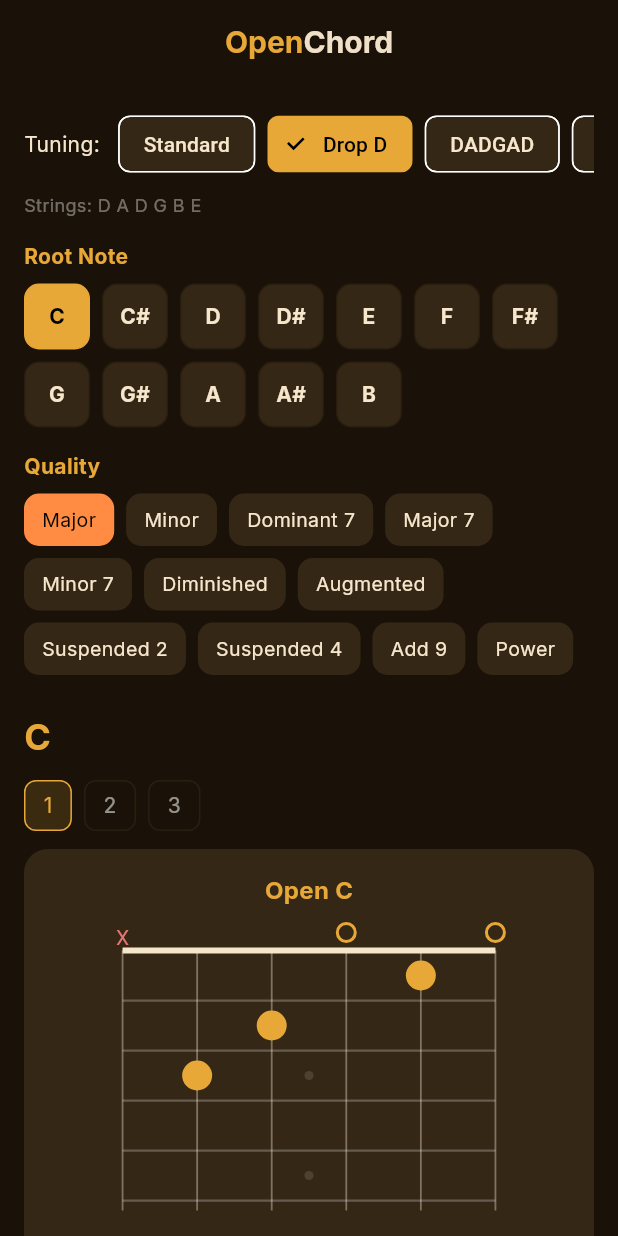
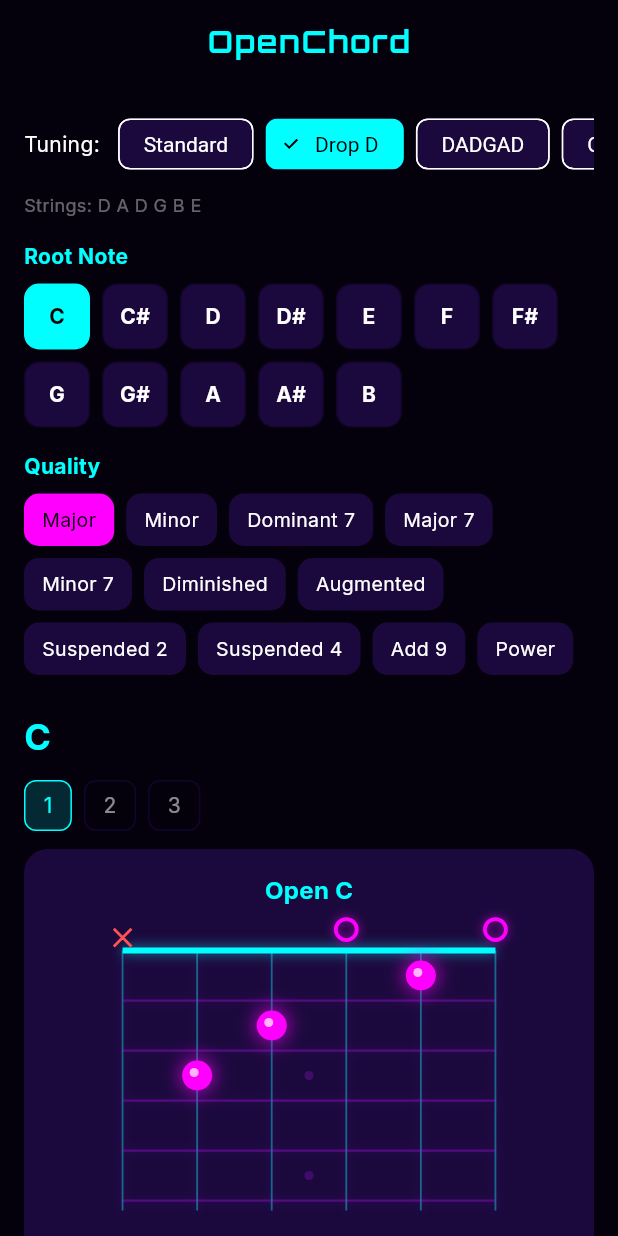
Before and after one commit to synthalorian/Open-Chord, a Flutter app: the screen it shows after launch, after a tap on "Drop D", on a phone screen of 412 x 824 dp. Run offline on Flutter 3.47's test engine with Material 3 defaults, Android fonts, the light colour scheme and no system bars; our stand-ins replace flutter_riverpod, google_fonts, hive_flutter; accounts and stored records are empty.

Commit message:
Synchronizing grid state

```diff
--- a/lib/screens/explorer_screen.dart
+++ b/lib/screens/explorer_screen.dart
@@ -11,12 +11,6 @@ class ExplorerScreen extends ConsumerWidget {
 
   @override
   Widget build(BuildContext context, WidgetRef ref) {
-    final root = ref.watch(selectedRootProvider);
-    final quality = ref.watch(selectedQualityProvider);
-    final chord = ref.watch(currentChordProvider);
-    final voicingIdx = ref.watch(selectedVoicingIndexProvider);
-    final tuning = ref.watch(currentTuningProvider);
-
     return Scaffold(
       appBar: AppBar(
         title: Row(
@@ -27,10 +21,28 @@ class ExplorerScreen extends ConsumerWidget {
           ],
         ),
       ),
-      body: SafeArea(
+      body: const SafeArea(
         child: SingleChildScrollView(
-          padding: const EdgeInsets.all(16),
-          child: Column(
+          padding: EdgeInsets.all(16),
+          child: _ExplorerBody(),
+        ),
+      ),
+    );
+  }
+}
+
+class _ExplorerBody extends ConsumerWidget {
+  const _ExplorerBody();
+
+  @override
+  Widget build(BuildContext context, WidgetRef ref) {
+    final root = ref.watch(selectedRootProvider);
+    final quality = ref.watch(selectedQualityProvider);
+    final chord = ref.watch(currentChordProvider);
+    final voicingIdx = ref.watch(selectedVoicingIndexProvider);
+    final tuning = ref.watch(currentTuningProvider);
+
+    return Column(
       crossAxisAlignment: CrossAxisAlignment.start,
       children: [
         // Tuning selector
@@ -62,7 +74,7 @@ class ExplorerScreen extends ConsumerWidget {
           ],
         ),
         const SizedBox(height: 8),
-              Text('Strings: ${tuning.strings.join(" ")}', style: TextStyle(color: Colors.white38, fontSize: 12)),
+        Text('Strings: ${tuning.strings.join(" ")}', style: const TextStyle(color: Colors.white38, fontSize: 12)),
         const SizedBox(height: 16),
         // Root note selector
         Text('Root Note', style: TextStyle(color: ChordTheme.amber, fontWeight: FontWeight.bold)),
@@ -159,13 +171,10 @@ class ExplorerScreen extends ConsumerWidget {
             alignment: Alignment.center,
             child: Text(
               'No voicings for ${root.label}${quality.suffix} yet',
-                    style: TextStyle(color: Colors.white38),
+              style: const TextStyle(color: Colors.white38),
             ),
           ),
       ],
-          ),
-        ),
-      ),
     );
   }
 }
--- a/lib/theme/chord_theme.dart
+++ b/lib/theme/chord_theme.dart
@@ -2,18 +2,24 @@ import 'package:flutter/material.dart';
 import 'package:google_fonts/google_fonts.dart';
 
 class ChordTheme {
-  static const _bg = Color(0xFF1A1208);
-  static const _surface = Color(0xFF2A1E10);
-  static const _card = Color(0xFF352716);
-  static const _amber = Color(0xFFE8A838);
-  static const _orange = Color(0xFFFF8C42);
-  static const _cream = Color(0xFFF5E6CC);
-  static const _textPrimary = Color(0xFFF0E0C8);
-  static const _textSecondary = Color(0xFFA08860);
+  // 80s Synthwave Palette
+  static const _bg = Color(0xFF05010C);
+  static const _surface = Color(0xFF12042C);
+  static const _card = Color(0xFF1B093D);
 
-  static Color get amber => _amber;
-  static Color get orange => _orange;
-  static Color get cream => _cream;
+  static const _pink = Color(0xFFFF00FF);
+  static const _cyan = Color(0xFF00FFFF);
+  static const _purple = Color(0xFFBC13FE);
+
+  static const _textPrimary = Color(0xFFFFFFFF);
+  static const _textSecondary = Color(0xFFB0A2D0);
+
+  static Color get pink => _pink;
+  static Color get cyan => _cyan;
+  static Color get purple => _purple;
+  static Color get amber => _cyan; // Aliasing for existing code compatibility or replacing
+  static Color get orange => _pink;
+  static Color get cream => _textPrimary;
   static Color get card => _card;
   static Color get surface => _surface;
   static Color get bg => _bg;
@@ -22,21 +28,35 @@ class ChordTheme {
     brightness: Brightness.dark,
     scaffoldBackgroundColor: _bg,
     colorScheme: const ColorScheme.dark(
-      primary: _amber,
-      secondary: _orange,
+      primary: _pink,
+      secondary: _cyan,
       surface: _surface,
+      onSurface: _textPrimary,
     ),
     cardColor: _card,
     appBarTheme: AppBarTheme(
       backgroundColor: _bg,
       elevation: 0,
       centerTitle: true,
-      titleTextStyle: GoogleFonts.inter(color: _textPrimary, fontSize: 20, fontWeight: FontWeight.bold),
+      titleTextStyle: GoogleFonts.orbitron(
+        color: _cyan,
+        fontSize: 20,
+        fontWeight: FontWeight.bold,
+        letterSpacing: 1.2,
+      ),
     ),
     textTheme: GoogleFonts.interTextTheme(const TextTheme(
       headlineLarge: TextStyle(color: _textPrimary, fontWeight: FontWeight.bold),
       bodyLarge: TextStyle(color: _textPrimary),
       bodyMedium: TextStyle(color: _textSecondary),
     )),
+    chipTheme: const ChipThemeData(
+      backgroundColor: _card,
+      selectedColor: _pink,
+      secondarySelectedColor: _cyan,
+      labelStyle: TextStyle(color: _textPrimary),
+      secondaryLabelStyle: TextStyle(color: Colors.black),
+      brightness: Brightness.dark,
+    ),
   );
 }
--- a/lib/widgets/fretboard_widget.dart
+++ b/lib/widgets/fretboard_widget.dart
@@ -54,28 +54,41 @@ class _FretboardPainter extends CustomPainter {
 
   @override
   void paint(Canvas canvas, Size size) {
-    final stringCount = 6;
+    const stringCount = 6;
     final stringSpacing = size.width / (stringCount + 1);
     final fretSpacing = size.height / (fretCount + 1);
     final topMargin = fretSpacing * 0.5;
 
+    // Background Grid Glow
+    final gridGlowPaint = Paint()
+      ..color = ChordTheme.purple.withAlpha(30)
+      ..strokeWidth = 2
+      ..maskFilter = const MaskFilter.blur(BlurStyle.normal, 3);
+
     // Draw strings
-    final stringPaint = Paint()..color = ChordTheme.cream.withAlpha(100)..strokeWidth = 1.2;
+    final stringPaint = Paint()..color = ChordTheme.cyan.withAlpha(100)..strokeWidth = 1.2;
     for (int i = 0; i < stringCount; i++) {
       final x = stringSpacing * (i + 1);
+      canvas.drawLine(Offset(x, topMargin), Offset(x, size.height - 10), gridGlowPaint);
       canvas.drawLine(Offset(x, topMargin), Offset(x, size.height - 10), stringPaint);
     }
 
     // Draw frets
-    final fretPaint = Paint()..color = Colors.white24..strokeWidth = 1.5;
+    final fretPaint = Paint()..color = ChordTheme.purple.withAlpha(80)..strokeWidth = 1.5;
     for (int i = 0; i <= fretCount; i++) {
       final y = topMargin + fretSpacing * i;
+      canvas.drawLine(Offset(stringSpacing, y), Offset(stringSpacing * stringCount, y), gridGlowPaint);
       canvas.drawLine(Offset(stringSpacing, y), Offset(stringSpacing * stringCount, y), fretPaint);
     }
 
     // Nut (thick top line)
     if (voicing.baseFret == 1) {
-      final nutPaint = Paint()..color = ChordTheme.cream..strokeWidth = 4;
+      final nutPaint = Paint()..color = ChordTheme.cyan..strokeWidth = 4;
+      final nutGlow = Paint()
+        ..color = ChordTheme.cyan.withAlpha(100)
+        ..strokeWidth = 6
+        ..maskFilter = const MaskFilter.blur(BlurStyle.normal, 4);
+      canvas.drawLine(Offset(stringSpacing, topMargin), Offset(stringSpacing * stringCount, topMargin), nutGlow);
       canvas.drawLine(Offset(stringSpacing, topMargin), Offset(stringSpacing * stringCount, topMargin), nutPaint);
     }
 
@@ -85,8 +98,8 @@ class _FretboardPainter extends CustomPainter {
       final adjustedFret = mf - voicing.baseFret + 1;
       if (adjustedFret > 0 && adjustedFret <= fretCount) {
         final y = topMargin + fretSpacing * adjustedFret - fretSpacing / 2;
-        final x = size.width / 2;
-        canvas.drawCircle(Offset(x, y), 3, Paint()..color = Colors.white12);
+        final x = (stringSpacing * 3.5); // Center of fretboard
+        canvas.drawCircle(Offset(x, y), 3, Paint()..color = ChordTheme.purple.withAlpha(60));
       }
     }
 
@@ -98,19 +111,37 @@ class _FretboardPainter extends CustomPainter {
       if (fret == -1) {
         // Muted string - X
         final textPainter = TextPainter(
-          text: TextSpan(text: 'X', style: TextStyle(color: Colors.red[300], fontSize: 14)),
+          text: const TextSpan(text: '✕', style: TextStyle(color: Colors.redAccent, fontSize: 16, fontWeight: FontWeight.bold)),
           textDirection: TextDirection.ltr,
         )..layout();
-        textPainter.paint(canvas, Offset(x - textPainter.width / 2, 0));
+        textPainter.paint(canvas, Offset(x - textPainter.width / 2, -4));
       } else if (fret == 0) {
         // Open string - O
-        canvas.drawCircle(Offset(x, topMargin - 12), 6, Paint()..color = ChordTheme.amber..style = PaintingStyle.stroke..strokeWidth = 2);
+        final openPaint = Paint()..color = ChordTheme.pink..style = PaintingStyle.stroke..strokeWidth = 2.5;
+        final openGlow = Paint()
+          ..color = ChordTheme.pink.withAlpha(100)
+          ..style = PaintingStyle.stroke
+          ..strokeWidth = 4.5
+          ..maskFilter = const MaskFilter.blur(BlurStyle.normal, 3);
+
+        canvas.drawCircle(Offset(x, topMargin - 14), 7, openGlow);
+        canvas.drawCircle(Offset(x, topMargin - 14), 7, openPaint);
       } else {
         // Fretted note
         final adjustedFret = fret - voicing.baseFret + 1;
         if (adjustedFret > 0 && adjustedFret <= fretCount) {
           final y = topMargin + fretSpacing * adjustedFret - fretSpacing / 2;
-          canvas.drawCircle(Offset(x, y), 10, Paint()..color = ChordTheme.amber);
+
+          final notePaint = Paint()..color = ChordTheme.pink;
+          final noteGlow = Paint()
+            ..color = ChordTheme.pink.withAlpha(150)
+            ..maskFilter = const MaskFilter.blur(BlurStyle.normal, 6);
+
+          canvas.drawCircle(Offset(x, y), 12, noteGlow);
+          canvas.drawCircle(Offset(x, y), 10, notePaint);
+
+          // Inner highlight
+          canvas.drawCircle(Offset(x - 2, y - 2), 3, Paint()..color = Colors.white.withAlpha(180));
         }
       }
     }
@@ -118,10 +149,10 @@ class _FretboardPainter extends CustomPainter {
     // Base fret indicator
     if (voicing.baseFret > 1) {
       final textPainter = TextPainter(
-        text: TextSpan(text: '${voicing.baseFret}fr', style: TextStyle(color: ChordTheme.cream, fontSize: 12)),
+        text: TextSpan(text: '${voicing.baseFret}fr', style: TextStyle(color: ChordTheme.cyan, fontSize: 13, fontWeight: FontWeight.bold, fontStyle: FontStyle.italic)),
         textDirection: TextDirection.ltr,
       )..layout();
-      textPainter.paint(canvas, Offset(2, topMargin));
+      textPainter.paint(canvas, Offset(stringSpacing * 0.2, topMargin + 10));
     }
   }
 
```
Also changed, not shown: lib/data/chord_library.dart (+39 -39 lines), 2 other files. Lines whose indentation alone changed are shown as unchanged.
